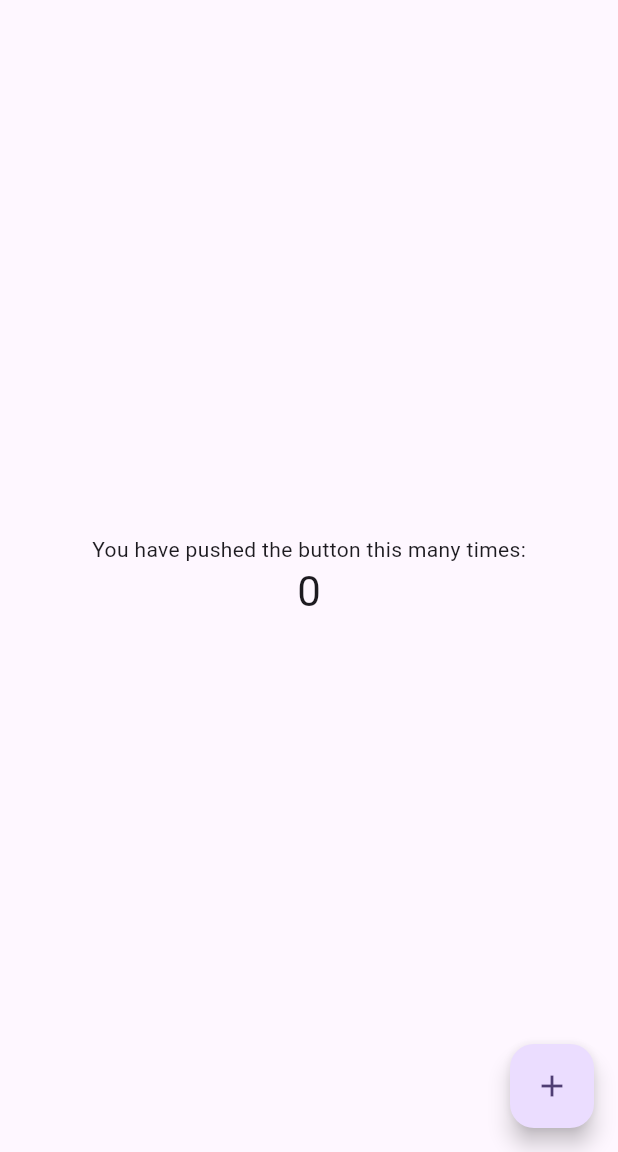
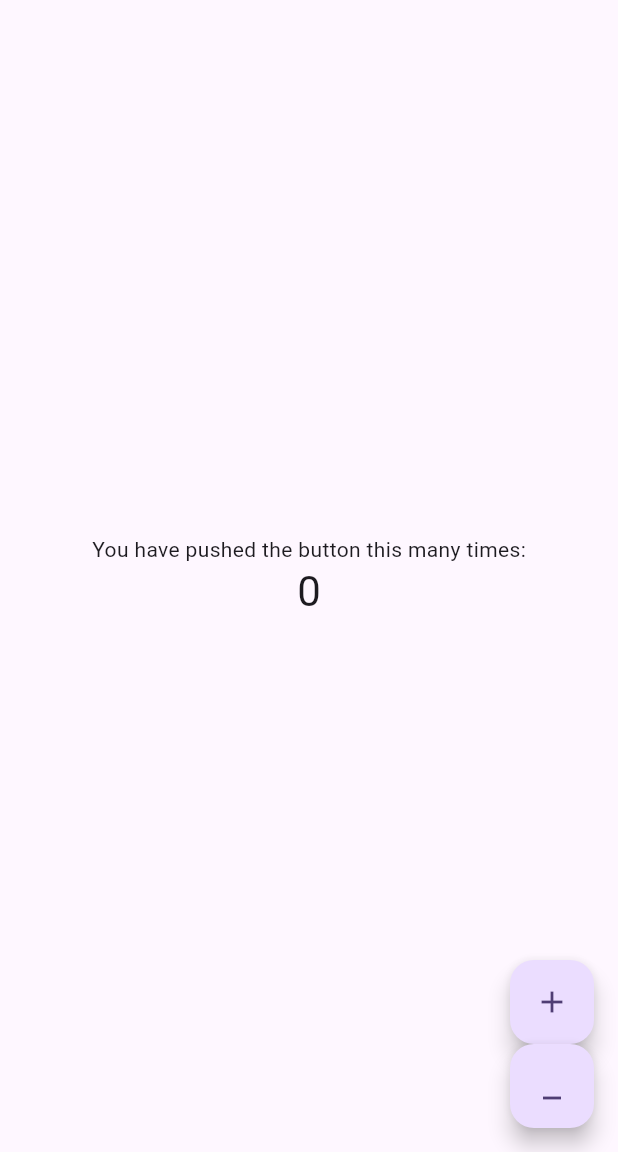
Before and after one commit to thisaraganhewa/counter_app-with-block-state-managment, a Flutter app: the screen it shows after launch, on a phone screen of 412 x 824 dp, the part 84-1236 px from its top. Run offline on Flutter 3.47's test engine with Material 3 defaults, Android fonts, the phone set to English and light mode, and no system bars; our stand-ins replace flutter_bloc.

```diff
--- a/lib/cubit/counter_cubit.dart
+++ b/lib/cubit/counter_cubit.dart
@@ -7,4 +7,8 @@ class CounterCubit extends Cubit<int> {
     emit(state + 1);
   }
 
+  void decreament(){
+    emit(state - 1);
+  }
+
 }
--- a/lib/home_page.dart
+++ b/lib/home_page.dart
@@ -43,12 +43,24 @@ class _MyHomePageState extends State<MyHomePage> {
           ],
         ),
       ),
-      floatingActionButton: FloatingActionButton(
-        onPressed: (){
-          counterCubit.increament();
-        },
-        tooltip: 'Increment',
-        child: const Icon(Icons.add),
+      floatingActionButton: Column(
+        mainAxisAlignment: MainAxisAlignment.end,
+        children: [
+          FloatingActionButton(
+            onPressed: (){
+              counterCubit.increament();
+            },
+            tooltip: 'Increment',
+            child: const Icon(Icons.add),
+          ),
+          FloatingActionButton(
+            onPressed: (){
+              counterCubit.decreament();
+            },
+            tooltip: 'Decrement',
+            child: const Icon(Icons.minimize),
+          ),
+        ],
       ),
     );
   }
```
